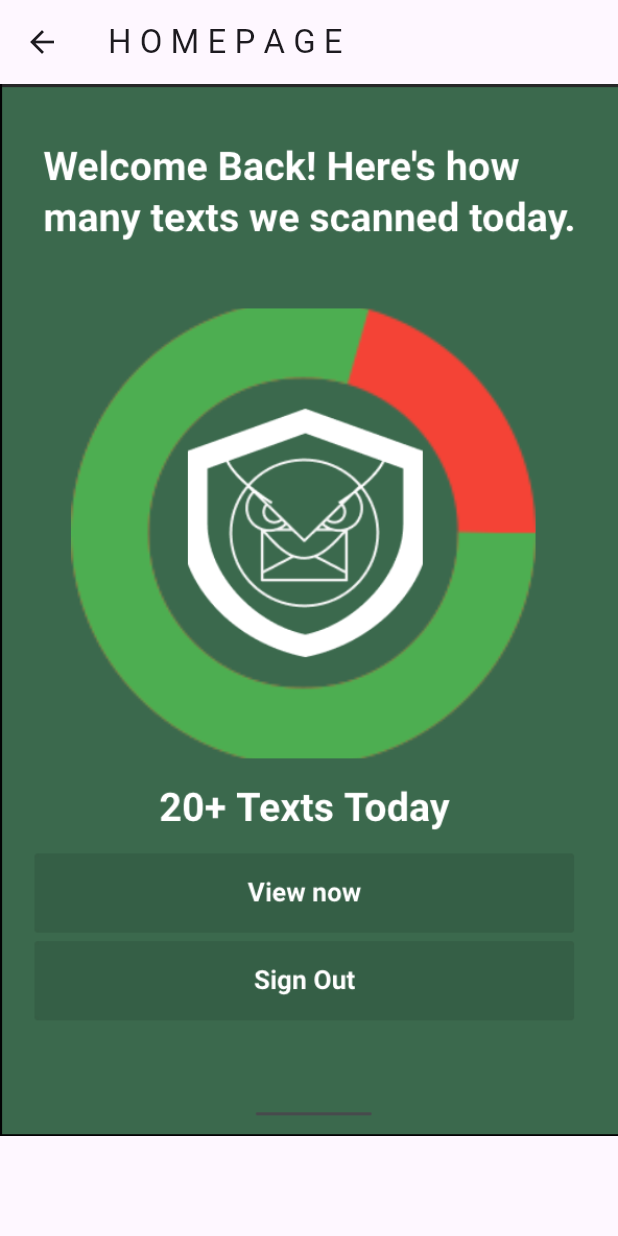
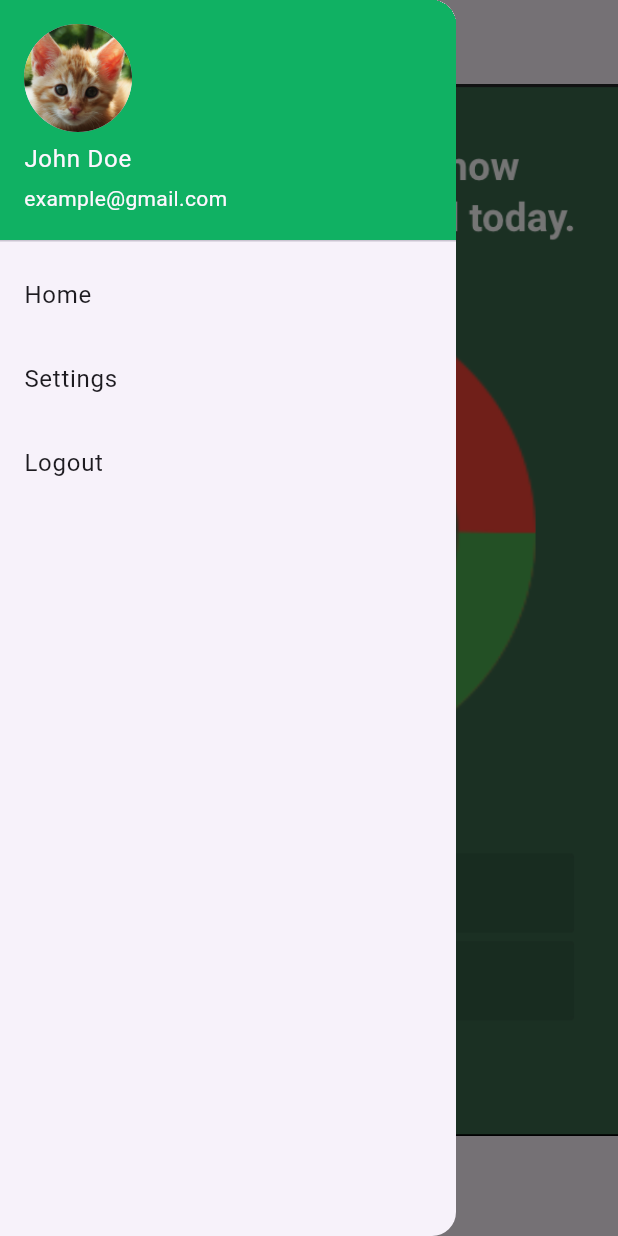
Before and after one commit to archie122/tech-lift-off-app, a Flutter app: the HomePage screen opened by its route, with the side drawer open (before the commit the screen has no drawer), on a phone screen of 412 x 824 dp. Run offline on Flutter 3.47's test engine with Material 3 defaults, Android fonts, the phone set to English and light mode, and no system bars.

Commit message:
App Demo Part 3

```diff
--- /dev/null
+++ b/text_guardian/lib/components/navbar.dart
@@ -0,0 +1,40 @@
+import 'package:flutter/material.dart';
+
+class Navbar extends StatelessWidget {
+  @override
+  Widget build(BuildContext context) {
+    return Drawer(
+      child: ListView(
+        padding: EdgeInsets.zero,
+        children: [
+          const UserAccountsDrawerHeader(
+            accountEmail: Text('example@gmail.com'),
+            accountName: Text('John Doe'),
+            currentAccountPicture: CircleAvatar(
+              backgroundImage: AssetImage('assets/images/profile.png'),
+            ),
+            decoration: BoxDecoration(color: Color.fromARGB(255, 16, 177, 99)),
+          ),
+          ListTile(
+            title: const Text('Home'),
+            onTap: () {
+              Navigator.pushNamed(context, '/homepage');
+            },
+          ),
+          ListTile(
+            title: const Text('Settings'),
+            onTap: () {
+              Navigator.pushNamed(context, '/settings');
+            },
+          ),
+          ListTile(
+            title: const Text('Logout'),
+            onTap: () {
+              Navigator.pushNamed(context, '/login');
+            },
+          ),
+        ],
+      ),
+    );
+  }
+}
--- a/text_guardian/lib/main.dart
+++ b/text_guardian/lib/main.dart
@@ -1,6 +1,7 @@
 import 'package:flutter/material.dart';
 import 'package:text_guardian/pages/homepage.dart';
 import 'package:text_guardian/pages/login.dart';
+import 'package:text_guardian/pages/settings.dart';
 
 void main() {
   runApp(const MyApp());
@@ -18,6 +19,7 @@ class MyApp extends StatelessWidget {
       routes: {
         '/homepage': (context) => const HomePage(),
         '/login': (context) => const LoginPage(),
+        '/settings': (context) => const SettingsPage(),
       },
     );
   }
--- a/text_guardian/lib/pages/homepage.dart
+++ b/text_guardian/lib/pages/homepage.dart
@@ -1,4 +1,5 @@
 import 'package:flutter/material.dart';
+import 'package:text_guardian/components/navbar.dart';
 
 class HomePage extends StatefulWidget {
   const HomePage({super.key});
@@ -14,6 +15,7 @@ class _HomePageState extends State<HomePage> {
       appBar: AppBar(
         title: const Text('H O M E P A G E'),
       ),
+      drawer: Navbar(),
       body: Image.asset('assets/images/homepage.png'),
     );
   }
--- a/text_guardian/pubspec.yaml
+++ b/text_guardian/pubspec.yaml
@@ -62,6 +62,7 @@ flutter:
   assets:
     - assets/images/logo.png
     - assets/images/homepage.png
+    - assets/images/profile.png
 
   # An image asset can refer to one or more resolution-specific "variants", see
   # https://flutter.dev/assets-and-images/#resolution-aware
```
Also changed, not shown: text_guardian/lib/pages/settings.dart (added, +14 -0 lines), text_guardian/assets/images/profile.png (added).
